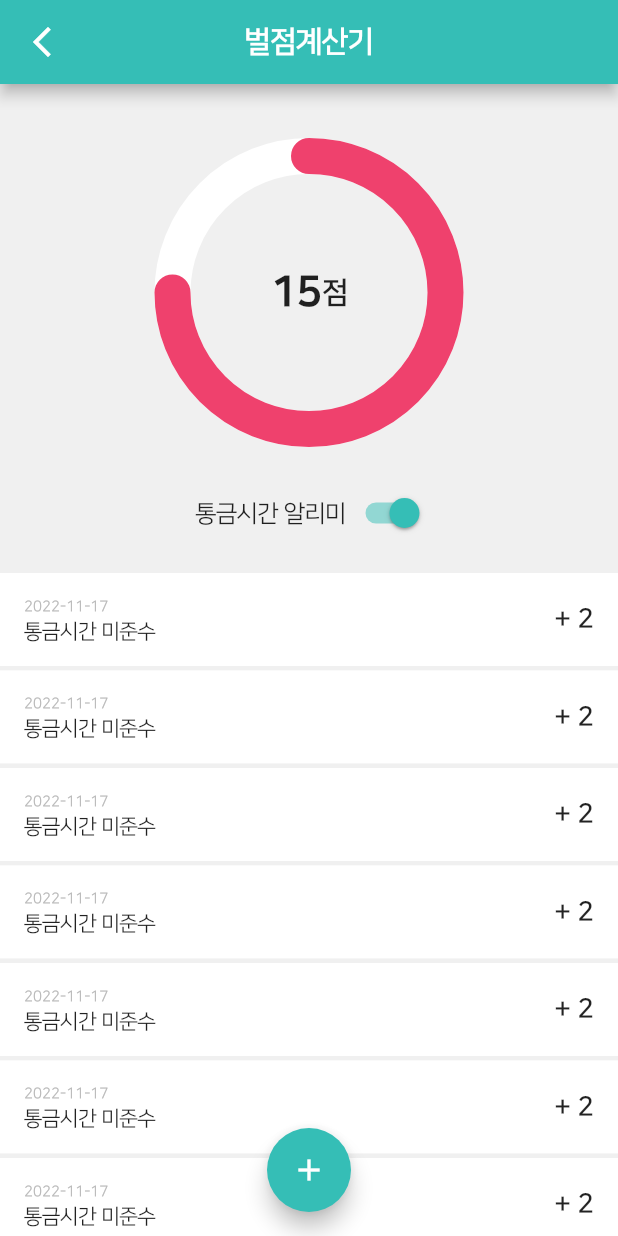
After one commit to kw-dormitory/kw-dormitory-mobile, a Flutter app: the PenaltyScreen screen opened directly, on a phone screen of 412 x 824 dp. The commit adds this screen. Run offline on Flutter 3.47's test engine with Material 2 defaults, Android fonts, the light colour scheme and no system bars; drawn by our look-alikes of percent_indicator; missing offline and left inert: kakaomap_webview; network calls fail.

Commit message:
feat: 벌점계산기 화면 UI 구현

```diff
--- a/lib/screen/home/components/bottom_navigator.dart
+++ b/lib/screen/home/components/bottom_navigator.dart
@@ -2,6 +2,7 @@ import 'package:flutter/material.dart';
 import 'package:kw_dormitory/screen/board/board_screen.dart';
 import 'package:kw_dormitory/screen/map/map_screen.dart';
 import 'package:kw_dormitory/screen/settings/settings_screen..dart';
+import 'package:url_launcher/url_launcher.dart';
 
 class BottomNavigator extends StatelessWidget {
   const BottomNavigator({Key? key}) : super(key: key);
@@ -62,9 +63,9 @@ class BottomNavigator extends StatelessWidget {
               color: Colors.transparent,
               child: InkWell(
                 borderRadius: BorderRadius.all(Radius.circular(15)),
-                onTap: () {
-                  Navigator.push(context,
-                      MaterialPageRoute(builder: ((context) => MapScreen())));
+                onTap: () async {
+                  launchUrl(
+                      Uri.parse("https://www.kw.ac.kr/ko/tour/tour01.jsp"));
                 },
                 child: Padding(
                     padding: EdgeInsets.all(8),
@@ -98,7 +99,7 @@ class BottomNavigator extends StatelessWidget {
               color: Colors.transparent,
               child: InkWell(
                 borderRadius: BorderRadius.all(Radius.circular(15)),
-                onTap: () {},
+                onTap: () async {},
                 child: Padding(
                     padding: EdgeInsets.all(8),
                     child: Column(
--- a/lib/screen/home/components/penalty_counter.dart
+++ b/lib/screen/home/components/penalty_counter.dart
@@ -1,5 +1,6 @@
 import 'package:flutter/material.dart';
 import 'package:kw_dormitory/constants.dart';
+import 'package:kw_dormitory/screen/penalty/penalty_screen.dart';
 import 'package:percent_indicator/percent_indicator.dart';
 
 class PenaltyCounter extends StatelessWidget {
@@ -21,7 +22,10 @@ class PenaltyCounter extends StatelessWidget {
             color: Colors.white,
             borderRadius: BorderRadius.all(Radius.circular(15))),
         child: InkWell(
-          onTap: () {},
+          onTap: () {
+            Navigator.push(context,
+                MaterialPageRoute(builder: ((context) => PenaltyScreen())));
+          },
           borderRadius: BorderRadius.all(Radius.circular(15)),
           child: Padding(
             padding: const EdgeInsets.all(16),
--- /dev/null
+++ b/lib/screen/penalty/penalty_screen.dart
@@ -0,0 +1,130 @@
+import 'package:flutter/material.dart';
+import 'package:kw_dormitory/constants.dart';
+import 'package:kw_dormitory/model/penalty.dart';
+import 'package:kw_dormitory/screen/penalty/components/penalty_item.dart';
+import 'package:percent_indicator/percent_indicator.dart';
+
+class PenaltyScreen extends StatefulWidget {
+  const PenaltyScreen({Key? key}) : super(key: key);
+
+  @override
+  State<PenaltyScreen> createState() => _PenaltyScreenState();
+}
+
+class _PenaltyScreenState extends State<PenaltyScreen> {
+  int score = 15;
+  bool enablePenaltyNoti = true;
+  List<Penalty> penalties = [
+    Penalty(title: "통금시간 미준수", date: "2022-11-17", score: 2),
+    Penalty(title: "통금시간 미준수", date: "2022-11-17", score: 2),
+    Penalty(title: "통금시간 미준수", date: "2022-11-17", score: 2),
+    Penalty(title: "통금시간 미준수", date: "2022-11-17", score: 2),
+    Penalty(title: "통금시간 미준수", date: "2022-11-17", score: 2),
+    Penalty(title: "통금시간 미준수", date: "2022-11-17", score: 2),
+    Penalty(title: "통금시간 미준수", date: "2022-11-17", score: 2),
+    Penalty(title: "통금시간 미준수", date: "2022-11-17", score: 2),
+  ];
+  @override
+  Widget build(BuildContext context) {
+    Size size = MediaQuery.of(context).size;
+
+    return Scaffold(
+      appBar: AppBar(
+        title: Text(
+          "벌점계산기",
+          style: TextStyle(
+              fontSize: 20, fontWeight: FontWeight.bold, color: Colors.white),
+        ),
+        centerTitle: true,
+        leading: IconButton(
+            onPressed: () {
+              Navigator.pop(context);
+            },
+            icon: Icon(
+              Icons.arrow_back_ios_new,
+              color: Colors.white,
+            )),
+      ),
+      body: Column(
+        children: [
+          Container(
+            color: kBackgroundColor,
+            width: size.width,
+            child: Center(
+              child: Padding(
+                padding: const EdgeInsets.all(16),
+                child: Column(
+                  crossAxisAlignment: CrossAxisAlignment.center,
+                  children: [
+                    Column(
+                      crossAxisAlignment: CrossAxisAlignment.center,
+                      children: [
+                        Padding(
+                          padding: const EdgeInsets.all(20),
+                          child: CircularPercentIndicator(
+                            radius: size.width / 4,
+                            lineWidth: 24,
+                            animation: true,
+                            percent: score / 20,
+                            center: Row(
+                              mainAxisAlignment: MainAxisAlignment.center,
+                              children: [
+                                Text("$score",
+                                    style: TextStyle(
+                                        fontSize: 28,
+                                        fontWeight: FontWeight.w800)),
+                                Text("점",
+                                    style: TextStyle(
+                                        fontSize: 20,
+                                        fontWeight: FontWeight.bold))
+                              ],
+                            ),
+                            circularStrokeCap: CircularStrokeCap.round,
+                            progressColor: kAccentColor,
+                            backgroundColor: Colors.white,
+                          ),
+                        ),
+                        Row(
+                          mainAxisAlignment: MainAxisAlignment.center,
+                          children: [
+                            Padding(
+                              padding: const EdgeInsets.only(left: 8),
+                              child: Text("통금시간 알리미",
+                                  style: TextStyle(fontSize: 16)),
+                            ),
+                            Switch(
+                                value: enablePenaltyNoti,
+                                onChanged: (value) {
+                                  setState(() {
+                                    enablePenaltyNoti = value;
+                                  });
+                                }),
+                          ],
+                        ),
+                      ],
+                    )
+                  ],
+                ),
+              ),
+            ),
+          ),
+          Expanded(
+            child: SingleChildScrollView(
+              child: Column(
+                  crossAxisAlignment: CrossAxisAlignment.start,
+                  children: List.generate(penalties.length,
+                      (index) => PenaltyItem(penalty: penalties[index]))),
+            ),
+          )
+        ],
+      ),
+      floatingActionButton: FloatingActionButton(
+          onPressed: () {},
+          child: Icon(
+            Icons.add,
+            color: Colors.white,
+          )),
+      floatingActionButtonLocation: FloatingActionButtonLocation.centerFloat,
+    );
+  }
+}
```
